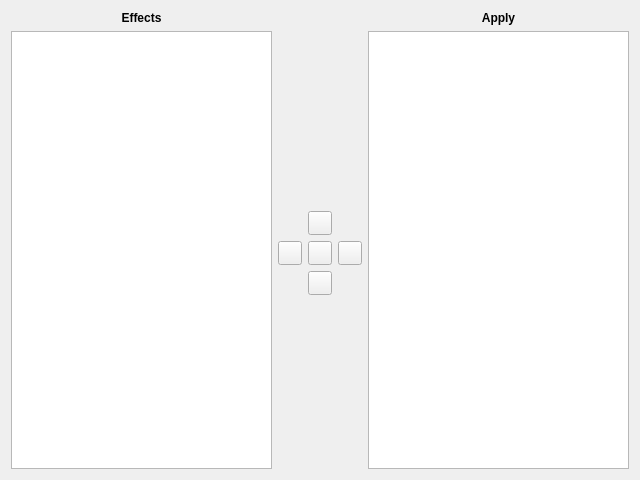
Above: contents/ui/effects.ui from webcamoid/webcamoid before the change. Below: the same form after it.
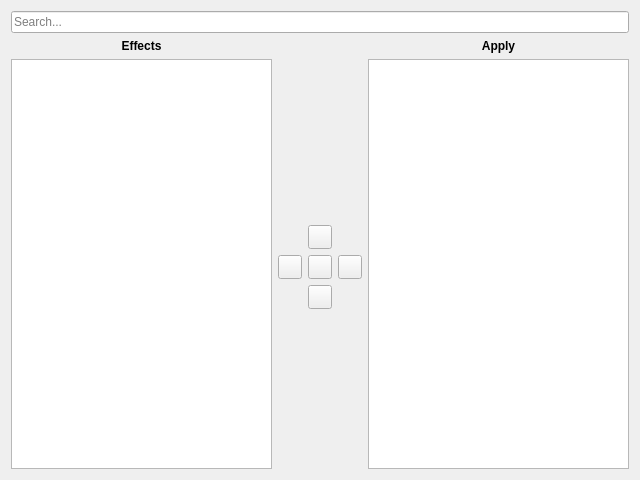
That is the form after the change. Icons and pictures are not drawn.

Commit message: Added "General Configs" page. Added effects search filter.

Diff of the .ui file:
```diff
--- a/contents/ui/effects.ui
+++ b/contents/ui/effects.ui
@@ -19,7 +19,7 @@
    </iconset>
   </property>
   <layout class="QGridLayout" name="gridLayout_2">
-   <item row="0" column="0">
+   <item row="1" column="0">
     <widget class="QLabel" name="lblEffects">
      <property name="font">
       <font>
@@ -35,7 +35,7 @@
      </property>
     </widget>
    </item>
-   <item row="0" column="2">
+   <item row="1" column="2">
     <widget class="QLabel" name="lblApply">
      <property name="font">
       <font>
@@ -51,20 +51,7 @@
      </property>
     </widget>
    </item>
-   <item row="1" column="0" rowspan="3">
-    <widget class="QListWidget" name="lswEffects">
-     <property name="selectionMode">
-      <enum>QAbstractItemView::MultiSelection</enum>
-     </property>
-     <property name="iconSize">
-      <size>
-       <width>128</width>
-       <height>96</height>
-      </size>
-     </property>
-    </widget>
-   </item>
-   <item row="1" column="1">
+   <item row="2" column="1">
     <spacer name="vspTop">
      <property name="orientation">
       <enum>Qt::Vertical</enum>
@@ -77,7 +64,7 @@
      </property>
     </spacer>
    </item>
-   <item row="1" column="2" rowspan="3">
+   <item row="2" column="2" rowspan="3">
     <widget class="QListWidget" name="lswApply">
      <property name="selectionMode">
       <enum>QAbstractItemView::MultiSelection</enum>
@@ -90,7 +77,20 @@
      </property>
     </widget>
    </item>
-   <item row="2" column="1">
+   <item row="4" column="1">
+    <spacer name="vspBottom">
+     <property name="orientation">
+      <enum>Qt::Vertical</enum>
+     </property>
+     <property name="sizeHint" stdset="0">
+      <size>
+       <width>20</width>
+       <height>105</height>
+      </size>
+     </property>
+    </spacer>
+   </item>
+   <item row="3" column="1">
     <layout class="QGridLayout" name="gridLayout">
      <item row="0" column="1">
       <widget class="QPushButton" name="btnUp">
@@ -214,18 +214,25 @@
      </item>
     </layout>
    </item>
-   <item row="3" column="1">
-    <spacer name="vspBottom">
-     <property name="orientation">
-      <enum>Qt::Vertical</enum>
+   <item row="0" column="0" colspan="3">
+    <widget class="QLineEdit" name="txtSearch">
+     <property name="placeholderText">
+      <string>Search...</string>
      </property>
-     <property name="sizeHint" stdset="0">
+    </widget>
+   </item>
+   <item row="2" column="0" rowspan="3">
+    <widget class="QListWidget" name="lswEffects">
+     <property name="selectionMode">
+      <enum>QAbstractItemView::MultiSelection</enum>
+     </property>
+     <property name="iconSize">
       <size>
-       <width>20</width>
-       <height>105</height>
+       <width>128</width>
+       <height>96</height>
       </size>
      </property>
-    </spacer>
+    </widget>
    </item>
   </layout>
  </widget>
```
The commit also changes 16 other files.
